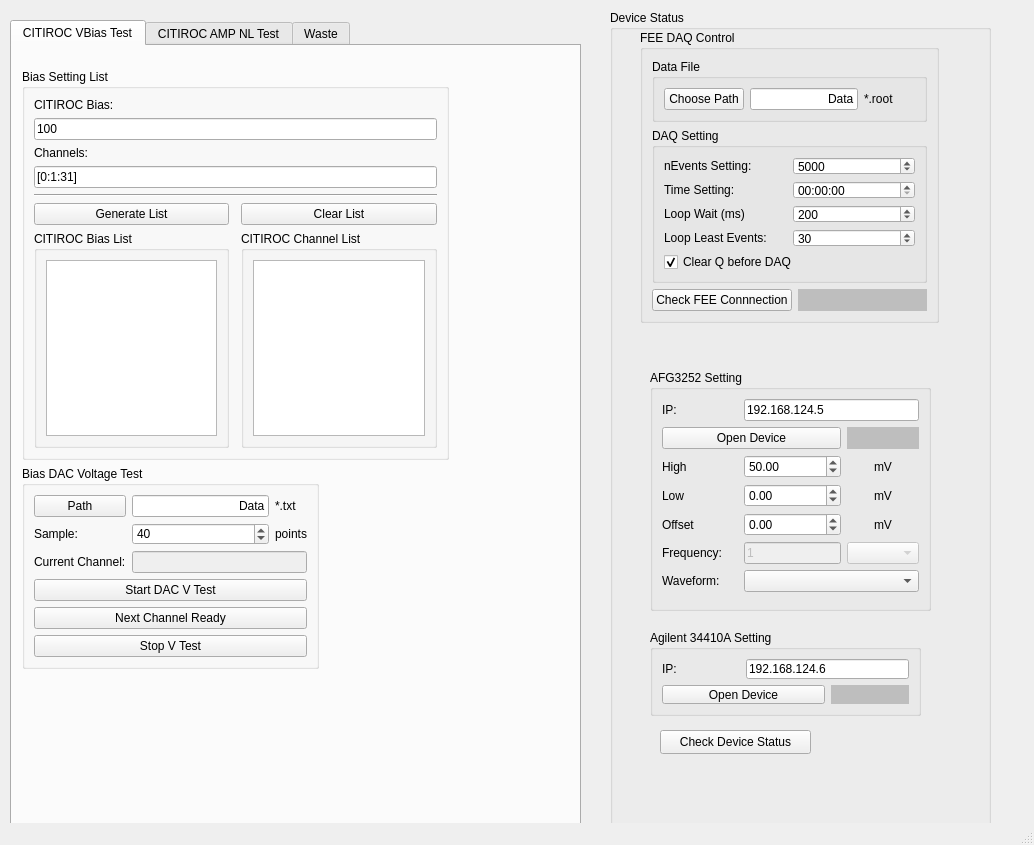
First picture: the form in src/VisaDAQControl.ui, repository HelloUSTC114/FEEBoardGUI, before the edit.
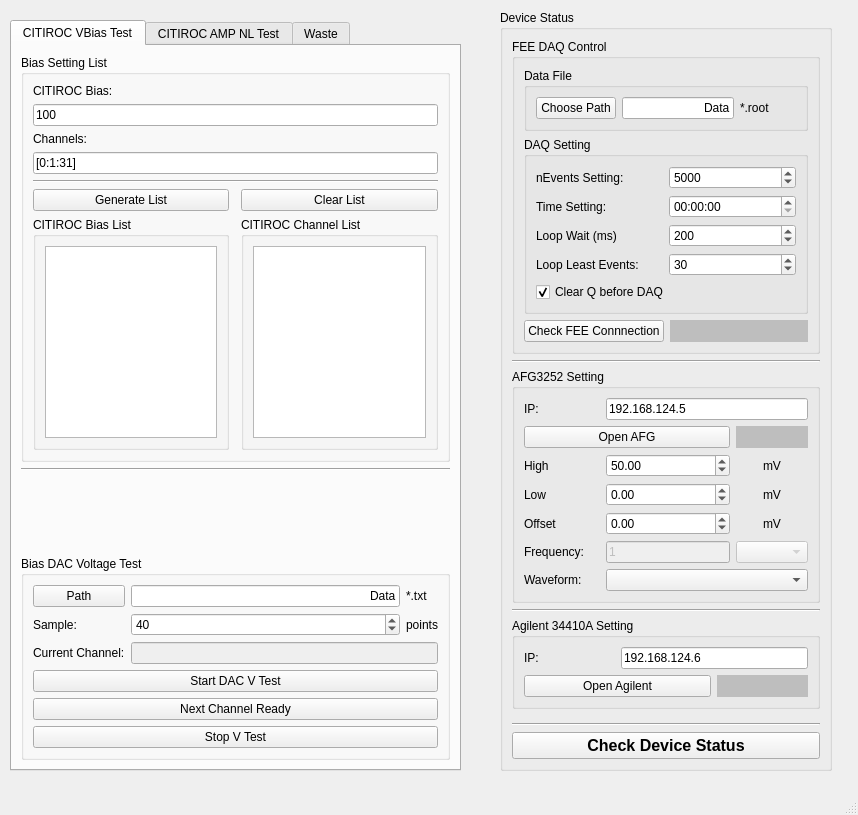
Second picture: the form after the edit.

Commit message: Debug Class VDevice, add process for force Stop DAQ from GUI

```diff
--- a/src/VisaDAQControl.ui
+++ b/src/VisaDAQControl.ui
@@ -6,8 +6,8 @@
    <rect>
     <x>0</x>
     <y>0</y>
-    <width>1034</width>
-    <height>845</height>
+    <width>858</width>
+    <height>815</height>
    </rect>
   </property>
   <property name="windowTitle">
@@ -19,8 +19,8 @@
      <rect>
       <x>10</x>
       <y>20</y>
-      <width>571</width>
-      <height>841</height>
+      <width>451</width>
+      <height>751</height>
      </rect>
     </property>
     <property name="currentIndex">
@@ -30,15 +30,9 @@
      <attribute name="title">
       <string>CITIROC VBias Test</string>
      </attribute>
+     <layout class="QGridLayout" name="gridLayout_13">
+      <item row="3" column="0">
      <widget class="QGroupBox" name="groupBox_4">
-      <property name="geometry">
-       <rect>
-        <x>10</x>
-        <y>420</y>
-        <width>297</width>
-        <height>203</height>
-       </rect>
-      </property>
       <property name="title">
        <string>Bias DAC Voltage Test</string>
       </property>
@@ -131,15 +125,9 @@
        </item>
       </layout>
      </widget>
+      </item>
+      <item row="0" column="0">
      <widget class="QGroupBox" name="groupBox_11">
-      <property name="geometry">
-       <rect>
-        <x>10</x>
-        <y>23</y>
-        <width>427</width>
-        <height>391</height>
-       </rect>
-      </property>
       <property name="title">
        <string>Bias Setting List</string>
       </property>
@@ -219,6 +207,28 @@
        </item>
       </layout>
      </widget>
+      </item>
+      <item row="1" column="0">
+       <widget class="Line" name="line_6">
+        <property name="orientation">
+         <enum>Qt::Horizontal</enum>
+        </property>
+       </widget>
+      </item>
+      <item row="2" column="0">
+       <spacer name="verticalSpacer_2">
+        <property name="orientation">
+         <enum>Qt::Vertical</enum>
+        </property>
+        <property name="sizeHint" stdset="0">
+         <size>
+          <width>20</width>
+          <height>40</height>
+         </size>
+        </property>
+       </spacer>
+      </item>
+     </layout>
     </widget>
     <widget class="QWidget" name="tabNLTest">
      <attribute name="title">
@@ -450,192 +460,25 @@
    <widget class="QGroupBox" name="groupBox_9">
     <property name="geometry">
      <rect>
-      <x>610</x>
+      <x>500</x>
       <y>10</y>
-      <width>381</width>
-      <height>831</height>
+      <width>332</width>
+      <height>761</height>
      </rect>
     </property>
     <property name="title">
      <string>Device Status</string>
     </property>
-    <widget class="QGroupBox" name="grpDAQctrl">
-     <property name="geometry">
-      <rect>
-       <x>30</x>
-       <y>20</y>
-       <width>299</width>
-       <height>293</height>
-      </rect>
-     </property>
-     <property name="title">
-      <string>FEE DAQ Control</string>
-     </property>
-     <layout class="QGridLayout" name="gridLayout_12">
-      <item row="0" column="0" colspan="2">
-       <widget class="QGroupBox" name="groupBox_10">
-        <property name="title">
-         <string>Data File</string>
-        </property>
-        <layout class="QGridLayout" name="gridLayout_10">
-         <item row="0" column="0">
-          <widget class="QPushButton" name="btnPath">
-           <property name="text">
-            <string>Choose Path</string>
-           </property>
-          </widget>
-         </item>
-         <item row="0" column="3">
-          <widget class="QLabel" name="lblFileSuf_2">
-           <property name="text">
-            <string>*.root</string>
-           </property>
-           <property name="alignment">
-            <set>Qt::AlignLeading|Qt::AlignLeft|Qt::AlignVCenter</set>
-           </property>
-          </widget>
-         </item>
-         <item row="0" column="1" colspan="2">
-          <widget class="QLineEdit" name="lblFileName">
-           <property name="text">
-            <string>Data</string>
-           </property>
-           <property name="alignment">
-            <set>Qt::AlignRight|Qt::AlignTrailing|Qt::AlignVCenter</set>
-           </property>
-          </widget>
-         </item>
-        </layout>
-       </widget>
-      </item>
-      <item row="1" column="0" colspan="2">
-       <widget class="QGroupBox" name="grpDAQStart">
-        <property name="title">
-         <string>DAQ Setting</string>
-        </property>
-        <layout class="QGridLayout" name="gridLayout_11">
-         <item row="2" column="0">
-          <widget class="QLabel" name="label_2">
-           <property name="text">
-            <string>Loop Wait (ms)</string>
-           </property>
-          </widget>
-         </item>
-         <item row="0" column="1">
-          <widget class="QSpinBox" name="boxDAQEvent">
-           <property name="minimum">
-            <number>-1</number>
-           </property>
-           <property name="maximum">
-            <number>999999999</number>
-           </property>
-           <property name="value">
-            <number>5000</number>
-           </property>
-          </widget>
-         </item>
-         <item row="3" column="0">
-          <widget class="QLabel" name="label_3">
-           <property name="text">
-            <string>Loop Least Events:</string>
-           </property>
-          </widget>
-         </item>
-         <item row="1" column="1">
-          <widget class="QTimeEdit" name="timeDAQSetting">
-           <property name="displayFormat">
-            <string>HH:mm:ss</string>
-           </property>
-           <property name="time">
-            <time>
-             <hour>0</hour>
-             <minute>0</minute>
-             <second>0</second>
-            </time>
-           </property>
-          </widget>
-         </item>
-         <item row="0" column="0">
-          <widget class="QLabel" name="label_32">
-           <property name="text">
-            <string>nEvents Setting:</string>
-           </property>
-          </widget>
-         </item>
+    <layout class="QGridLayout" name="gridLayout_15">
          <item row="1" column="0">
-          <widget class="QLabel" name="label_19">
-           <property name="text">
-            <string>Time Setting:</string>
-           </property>
-          </widget>
-         </item>
-         <item row="2" column="1">
-          <widget class="QSpinBox" name="boxBufferWait">
-           <property name="minimum">
-            <number>1</number>
-           </property>
-           <property name="maximum">
-            <number>999999999</number>
-           </property>
-           <property name="value">
-            <number>200</number>
-           </property>
-          </widget>
-         </item>
-         <item row="3" column="1">
-          <widget class="QSpinBox" name="boxLeastEvents">
-           <property name="minimum">
-            <number>1</number>
-           </property>
-           <property name="maximum">
-            <number>1000</number>
-           </property>
-           <property name="value">
-            <number>30</number>
-           </property>
-          </widget>
-         </item>
-         <item row="4" column="0" colspan="2">
-          <widget class="QCheckBox" name="boxClearQueue">
-           <property name="text">
-            <string>Clear Q before DAQ</string>
-           </property>
-           <property name="checked">
-            <bool>true</bool>
-           </property>
-          </widget>
-         </item>
-        </layout>
+      <widget class="Line" name="line_3">
+       <property name="orientation">
+        <enum>Qt::Horizontal</enum>
+       </property>
        </widget>
       </item>
       <item row="2" column="0">
-       <widget class="QPushButton" name="btnFEEConnect">
-        <property name="text">
-         <string>Check FEE Connnection</string>
-        </property>
-       </widget>
-      </item>
-      <item row="2" column="1">
-       <widget class="QLabel" name="lblFEELED">
-        <property name="styleSheet">
-         <string notr="true">background-color:rgb(190,190,190)</string>
-        </property>
-        <property name="text">
-         <string/>
-        </property>
-       </widget>
-      </item>
-     </layout>
-    </widget>
     <widget class="QGroupBox" name="grpAFG3252">
-     <property name="geometry">
-      <rect>
-       <x>40</x>
-       <y>360</y>
-       <width>281</width>
-       <height>241</height>
-      </rect>
-     </property>
      <property name="title">
       <string>AFG3252 Setting</string>
      </property>
@@ -781,7 +624,7 @@
       <item row="1" column="0" colspan="4">
        <widget class="QPushButton" name="btnAFGConnect">
         <property name="text">
-         <string>Open Device</string>
+           <string>Open AFG</string>
         </property>
        </widget>
       </item>
@@ -797,15 +640,16 @@
       </item>
      </layout>
     </widget>
+     </item>
+     <item row="3" column="0">
+      <widget class="Line" name="line_4">
+       <property name="orientation">
+        <enum>Qt::Horizontal</enum>
+       </property>
+      </widget>
+     </item>
+     <item row="4" column="0">
     <widget class="QGroupBox" name="groupBox_8">
-     <property name="geometry">
-      <rect>
-       <x>40</x>
-       <y>620</y>
-       <width>271</width>
-       <height>86</height>
-      </rect>
-     </property>
      <property name="title">
       <string>Agilent 34410A Setting</string>
      </property>
@@ -827,7 +671,7 @@
       <item row="1" column="0" colspan="2">
        <widget class="QPushButton" name="btnAgiConnect">
         <property name="text">
-         <string>Open Device</string>
+           <string>Open Agilent</string>
         </property>
        </widget>
       </item>
@@ -843,19 +687,203 @@
       </item>
      </layout>
     </widget>
+     </item>
+     <item row="7" column="0">
     <widget class="QPushButton" name="btnDeviceCheck">
-     <property name="geometry">
-      <rect>
-       <x>50</x>
-       <y>720</y>
-       <width>151</width>
-       <height>24</height>
-      </rect>
+       <property name="font">
+        <font>
+         <pointsize>12</pointsize>
+         <bold>true</bold>
+        </font>
      </property>
      <property name="text">
       <string>Check Device Status</string>
      </property>
     </widget>
+     </item>
+     <item row="0" column="0">
+      <widget class="QGroupBox" name="grpDAQctrl">
+       <property name="title">
+        <string>FEE DAQ Control</string>
+       </property>
+       <layout class="QGridLayout" name="gridLayout_12">
+        <item row="0" column="0" colspan="2">
+         <widget class="QGroupBox" name="groupBox_10">
+          <property name="title">
+           <string>Data File</string>
+          </property>
+          <layout class="QGridLayout" name="gridLayout_10">
+           <item row="0" column="0">
+            <widget class="QPushButton" name="btnPath">
+             <property name="text">
+              <string>Choose Path</string>
+             </property>
+            </widget>
+           </item>
+           <item row="0" column="3">
+            <widget class="QLabel" name="lblFileSuf_2">
+             <property name="text">
+              <string>*.root</string>
+             </property>
+             <property name="alignment">
+              <set>Qt::AlignLeading|Qt::AlignLeft|Qt::AlignVCenter</set>
+             </property>
+            </widget>
+           </item>
+           <item row="0" column="1" colspan="2">
+            <widget class="QLineEdit" name="lblFileName">
+             <property name="text">
+              <string>Data</string>
+             </property>
+             <property name="alignment">
+              <set>Qt::AlignRight|Qt::AlignTrailing|Qt::AlignVCenter</set>
+             </property>
+            </widget>
+           </item>
+          </layout>
+         </widget>
+        </item>
+        <item row="1" column="0" colspan="2">
+         <widget class="QGroupBox" name="grpDAQStart">
+          <property name="title">
+           <string>DAQ Setting</string>
+          </property>
+          <layout class="QGridLayout" name="gridLayout_11">
+           <item row="2" column="0">
+            <widget class="QLabel" name="label_2">
+             <property name="text">
+              <string>Loop Wait (ms)</string>
+             </property>
+            </widget>
+           </item>
+           <item row="0" column="1">
+            <widget class="QSpinBox" name="boxDAQEvent">
+             <property name="minimum">
+              <number>-1</number>
+             </property>
+             <property name="maximum">
+              <number>999999999</number>
+             </property>
+             <property name="value">
+              <number>5000</number>
+             </property>
+            </widget>
+           </item>
+           <item row="3" column="0">
+            <widget class="QLabel" name="label_3">
+             <property name="text">
+              <string>Loop Least Events:</string>
+             </property>
+            </widget>
+           </item>
+           <item row="1" column="1">
+            <widget class="QTimeEdit" name="timeDAQSetting">
+             <property name="displayFormat">
+              <string>HH:mm:ss</string>
+             </property>
+             <property name="time">
+              <time>
+               <hour>0</hour>
+               <minute>0</minute>
+               <second>0</second>
+              </time>
+             </property>
+            </widget>
+           </item>
+           <item row="0" column="0">
+            <widget class="QLabel" name="label_32">
+             <property name="text">
+              <string>nEvents Setting:</string>
+             </property>
+            </widget>
+           </item>
+           <item row="1" column="0">
+            <widget class="QLabel" name="label_19">
+             <property name="text">
+              <string>Time Setting:</string>
+             </property>
+            </widget>
+           </item>
+           <item row="2" column="1">
+            <widget class="QSpinBox" name="boxBufferWait">
+             <property name="minimum">
+              <number>1</number>
+             </property>
+             <property name="maximum">
+              <number>999999999</number>
+             </property>
+             <property name="value">
+              <number>200</number>
+             </property>
+            </widget>
+           </item>
+           <item row="3" column="1">
+            <widget class="QSpinBox" name="boxLeastEvents">
+             <property name="minimum">
+              <number>1</number>
+             </property>
+             <property name="maximum">
+              <number>1000</number>
+             </property>
+             <property name="value">
+              <number>30</number>
+             </property>
+            </widget>
+           </item>
+           <item row="4" column="0" colspan="2">
+            <widget class="QCheckBox" name="boxClearQueue">
+             <property name="text">
+              <string>Clear Q before DAQ</string>
+             </property>
+             <property name="checked">
+              <bool>true</bool>
+             </property>
+            </widget>
+           </item>
+          </layout>
+         </widget>
+        </item>
+        <item row="2" column="0">
+         <widget class="QPushButton" name="btnFEEConnect">
+          <property name="text">
+           <string>Check FEE Connnection</string>
+          </property>
+         </widget>
+        </item>
+        <item row="2" column="1">
+         <widget class="QLabel" name="lblFEELED">
+          <property name="styleSheet">
+           <string notr="true">background-color:rgb(190,190,190)</string>
+          </property>
+          <property name="text">
+           <string/>
+          </property>
+         </widget>
+        </item>
+       </layout>
+      </widget>
+     </item>
+     <item row="6" column="0">
+      <widget class="Line" name="line_5">
+       <property name="orientation">
+        <enum>Qt::Horizontal</enum>
+       </property>
+      </widget>
+     </item>
+     <item row="5" column="0">
+      <spacer name="verticalSpacer">
+       <property name="orientation">
+        <enum>Qt::Vertical</enum>
+       </property>
+       <property name="sizeHint" stdset="0">
+        <size>
+         <width>20</width>
+         <height>40</height>
+        </size>
+       </property>
+      </spacer>
+     </item>
+    </layout>
    </widget>
   </widget>
   <widget class="QMenuBar" name="menubar">
```
Left out of the diff: 48 changed lines with no effect on the pictures. Lines whose indentation alone changed are shown as unchanged. The commit also changes 2 other files.
